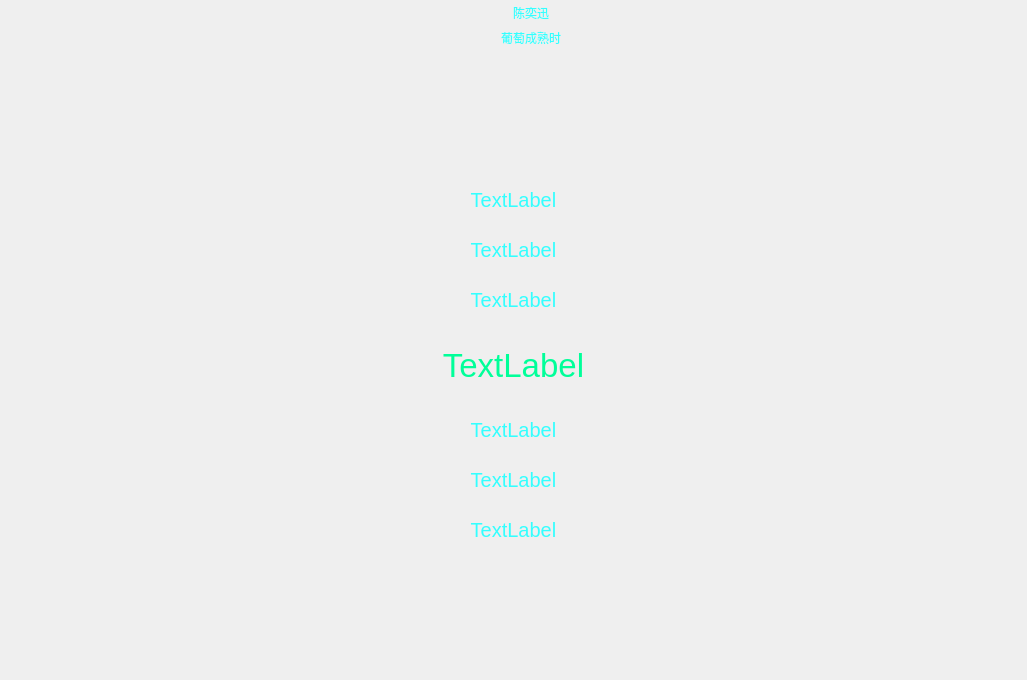
Old version of the form MiniMusic/lrcpage.ui in the repository YNXC-ljw/MyProject.
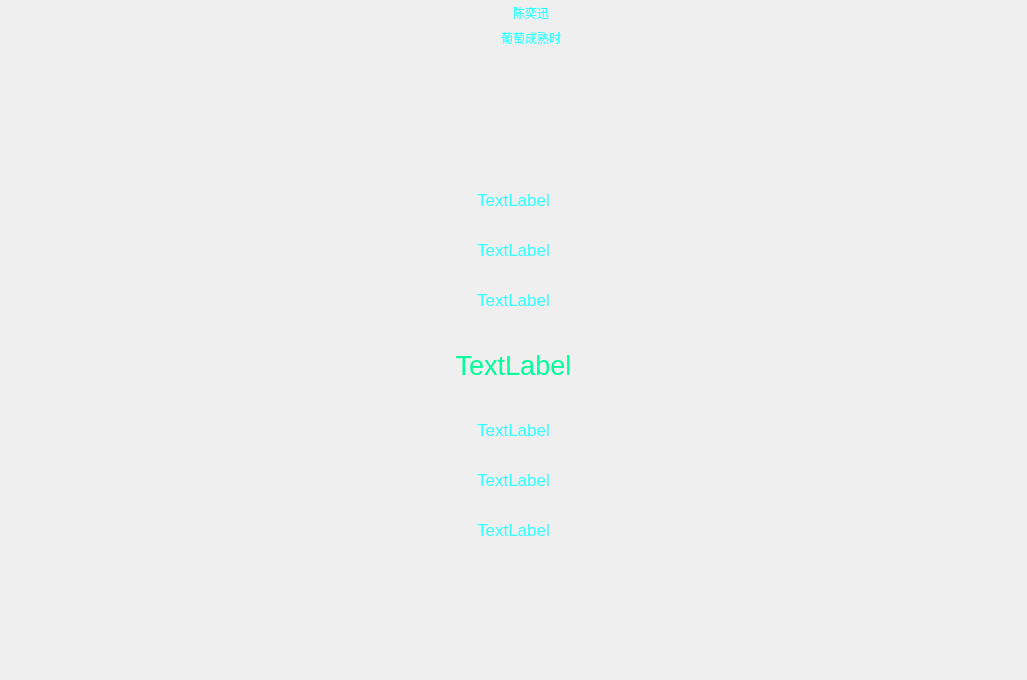
New version of the form. Icons and pictures are not drawn.

Diff of the .ui file:
```diff
--- a/MiniMusic/lrcpage.ui
+++ b/MiniMusic/lrcpage.ui
@@ -215,7 +215,7 @@
            </property>
            <property name="font">
             <font>
-             <pointsize>15</pointsize>
+             <pointsize>13</pointsize>
             </font>
            </property>
            <property name="text">
@@ -242,7 +242,7 @@
            </property>
            <property name="font">
             <font>
-             <pointsize>15</pointsize>
+             <pointsize>13</pointsize>
             </font>
            </property>
            <property name="text">
@@ -269,7 +269,7 @@
            </property>
            <property name="font">
             <font>
-             <pointsize>15</pointsize>
+             <pointsize>13</pointsize>
             </font>
            </property>
            <property name="text">
@@ -296,7 +296,7 @@
            </property>
            <property name="font">
             <font>
-             <pointsize>25</pointsize>
+             <pointsize>20</pointsize>
             </font>
            </property>
            <property name="styleSheet">
@@ -329,7 +329,7 @@
            </property>
            <property name="font">
             <font>
-             <pointsize>15</pointsize>
+             <pointsize>13</pointsize>
             </font>
            </property>
            <property name="text">
@@ -356,7 +356,7 @@
            </property>
            <property name="font">
             <font>
-             <pointsize>15</pointsize>
+             <pointsize>13</pointsize>
             </font>
            </property>
            <property name="text">
@@ -383,7 +383,7 @@
            </property>
            <property name="font">
             <font>
-             <pointsize>15</pointsize>
+             <pointsize>13</pointsize>
             </font>
            </property>
            <property name="text">
```
